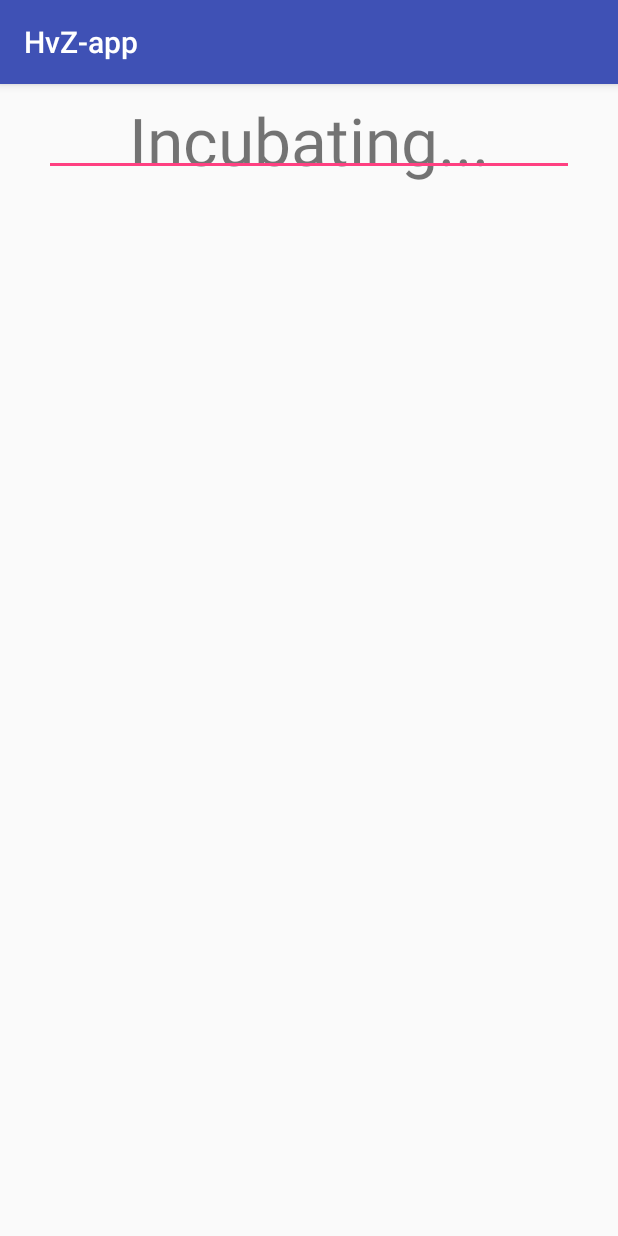
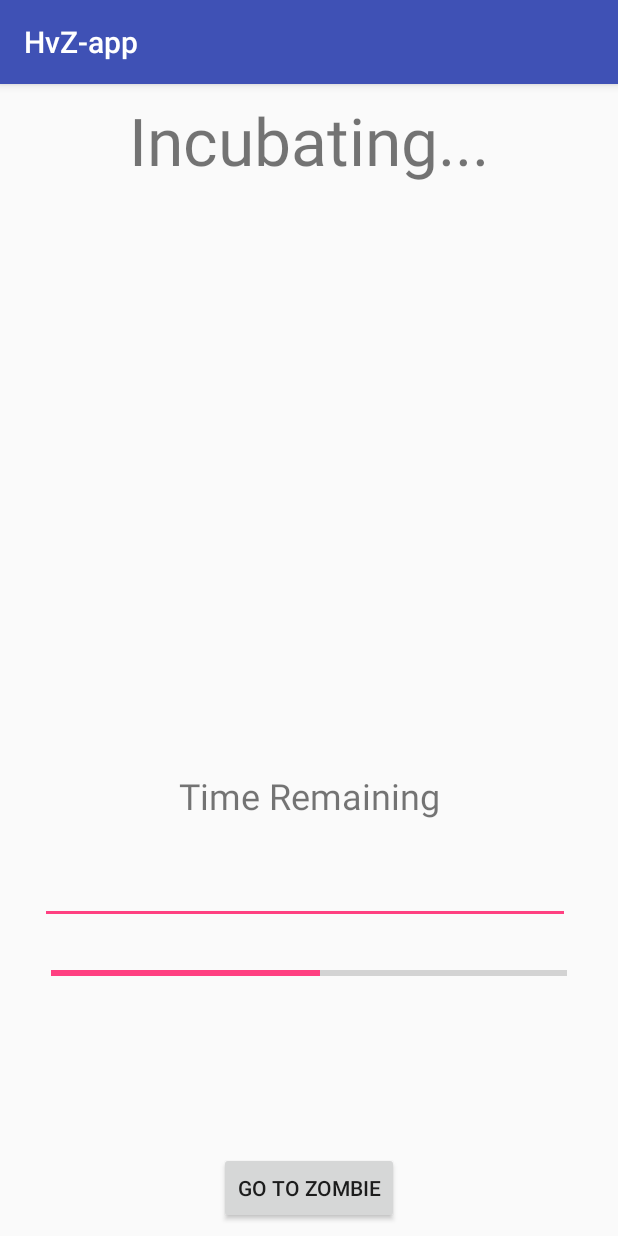
Before and after one commit to rohan-d3v/HvZ_android, an Android app: the IncubatingActivity screen opened directly, with no data from a screen before it, on a phone screen of 412 x 824 dp. Run offline under Robolectric (Android 15) with nearby library versions, the phone set to English and light mode, and no system bars.

Commit message:
state machine work, updated views

```diff
--- a/app/src/main/java/edu/acase/hvz/hvz_app/HumanActivity.java
+++ b/app/src/main/java/edu/acase/hvz/hvz_app/HumanActivity.java
@@ -5,6 +5,7 @@ import android.Manifest;
 import android.app.AlertDialog;
 import android.content.Context;
 import android.content.DialogInterface;
+import android.content.Intent;
 import android.os.Build;
 import android.support.v7.app.AppCompatActivity;
 import android.os.Bundle;
@@ -111,6 +112,9 @@ public class HumanActivity extends AppCompatActivity implements OnMapReadyCallba
                         .setPositiveButton(android.R.string.yes, new DialogInterface.OnClickListener() {
                             public void onClick(DialogInterface dialog, int which) {
                                 //dismiss dialog
+                                Intent goToNextActivity = new Intent(getApplicationContext(), IncubatingActivity.class);
+                                startActivity(goToNextActivity);
+                                finish(); //prevent back button
                             }
                         })
                         .show();
--- a/app/src/main/java/edu/acase/hvz/hvz_app/IncubatingActivity.java
+++ b/app/src/main/java/edu/acase/hvz/hvz_app/IncubatingActivity.java
@@ -1,7 +1,13 @@
 package edu.acase.hvz.hvz_app;
 
+import android.app.AlertDialog;
+import android.content.Context;
+import android.content.DialogInterface;
+import android.content.Intent;
 import android.support.v7.app.AppCompatActivity;
 import android.os.Bundle;
+import android.view.View;
+import android.widget.Button;
 
 public class IncubatingActivity extends AppCompatActivity {
 
@@ -13,5 +19,15 @@ public class IncubatingActivity extends AppCompatActivity {
         //run countdown timer
         //occasionally synchronize timer
         //if timer is finished, transition to zombieActivity
+
+        final Button zombieButton = (Button) findViewById(R.id.zombieButton);
+        final Context context = this;
+        zombieButton.setOnClickListener(new View.OnClickListener() {
+            public void onClick(View v) {
+                Intent goToNextActivity = new Intent(getApplicationContext(), Zombie.class);
+                startActivity(goToNextActivity);
+                finish(); //prevent back button
+            }
+        });
     }
 }
--- a/app/src/main/res/layout/activity_incubating.xml
+++ b/app/src/main/res/layout/activity_incubating.xml
@@ -18,23 +18,28 @@
         android:layout_marginRight="8dp"
         app:layout_constraintRight_toRightOf="parent"
         app:layout_constraintTop_toTopOf="parent"
-        android:layout_marginTop="8dp" />
+        android:layout_marginTop="8dp"
+        android:layout_marginStart="8dp"
+        android:layout_marginEnd="8dp" />
 
     <TextView
         android:id="@+id/textView2"
         android:layout_width="wrap_content"
         android:layout_height="wrap_content"
+        android:layout_marginBottom="8dp"
+        android:layout_marginLeft="8dp"
+        android:layout_marginRight="8dp"
+        android:layout_marginTop="8dp"
         android:text="Time Remaining"
         android:textSize="24sp"
-        android:layout_marginLeft="8dp"
+        android:visibility="visible"
+        app:layout_constraintBottom_toTopOf="@+id/timeRemaining"
         app:layout_constraintLeft_toLeftOf="parent"
-        android:layout_marginRight="8dp"
         app:layout_constraintRight_toRightOf="parent"
-        android:layout_marginTop="8dp"
         app:layout_constraintTop_toBottomOf="@+id/textView"
-        android:layout_marginBottom="8dp"
-        app:layout_constraintBottom_toTopOf="@+id/timeRemaining"
-        app:layout_constraintVertical_bias="1.0" />
+        app:layout_constraintVertical_bias="1.0"
+        android:layout_marginStart="8dp"
+        android:layout_marginEnd="8dp" />
 
     <EditText
         android:id="@+id/timeRemaining"
@@ -44,11 +49,43 @@
         android:inputType="time"
         android:textAlignment="center"
         android:textSize="30sp"
-        tools:layout_editor_absoluteY="227dp"
         tools:text="0:00:00"
         android:layout_marginLeft="8dp"
         app:layout_constraintLeft_toLeftOf="parent"
         android:layout_marginRight="8dp"
+        app:layout_constraintRight_toRightOf="parent"
+        app:layout_constraintHorizontal_bias="0.444"
+        app:layout_constraintBottom_toBottomOf="parent"
+        android:layout_marginBottom="208dp"
+        android:layout_marginStart="8dp"
+        android:layout_marginEnd="8dp" />
+
+    <ProgressBar
+        android:id="@+id/progressBar"
+        style="@style/Widget.AppCompat.ProgressBar.Horizontal"
+        android:layout_width="344dp"
+        android:layout_height="50dp"
+        android:layout_marginLeft="8dp"
+        android:layout_marginRight="8dp"
+        android:layout_marginTop="8dp"
+        android:progressTint="@color/colorAccent"
+        android:visibility="visible"
+        android:progress="52"
+        app:layout_constraintLeft_toLeftOf="parent"
+        app:layout_constraintRight_toRightOf="parent"
+        app:layout_constraintTop_toBottomOf="@+id/timeRemaining"
+        tools:visibility="visible" />
+
+    <Button
+        android:id="@+id/zombieButton"
+        android:layout_width="wrap_content"
+        android:layout_height="wrap_content"
+        android:layout_marginBottom="8dp"
+        android:layout_marginLeft="8dp"
+        android:layout_marginRight="8dp"
+        android:text="Go to zombie"
+        app:layout_constraintBottom_toBottomOf="parent"
+        app:layout_constraintLeft_toLeftOf="parent"
         app:layout_constraintRight_toRightOf="parent" />
 
 </android.support.constraint.ConstraintLayout>
```
